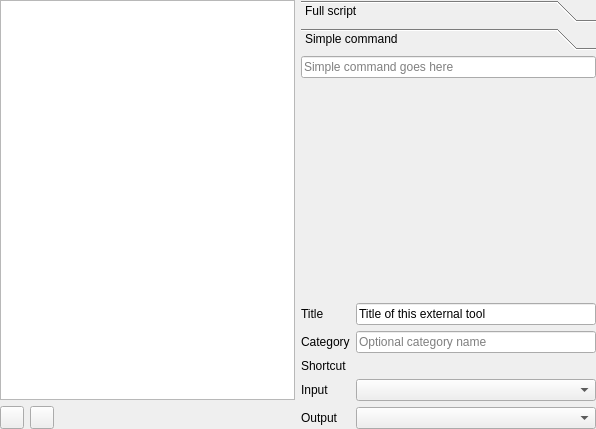
Qt form src/gui/settings/settingsexternaltools.ui (martinrotter/textosaurus) before a commit.
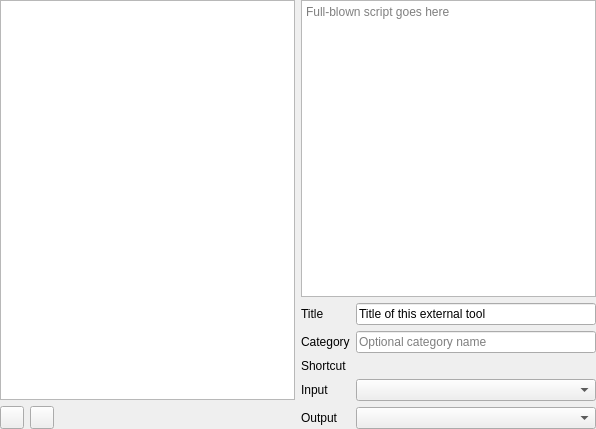
The same form after that commit. The open tabs and pages were chosen to show the change. Custom widgets are drawn as their Qt base class.

Commit message: Work on external tools setting.

What changed in the file:
```diff
--- a/src/gui/settings/settingsexternaltools.ui
+++ b/src/gui/settings/settingsexternaltools.ui
@@ -64,95 +64,27 @@
     </layout>
    </item>
    <item>
+    <widget class="QWidget" name="m_toolDetails" native="true">
     <layout class="QFormLayout" name="formLayout">
+      <property name="leftMargin">
+       <number>0</number>
+      </property>
+      <property name="topMargin">
+       <number>0</number>
+      </property>
+      <property name="rightMargin">
+       <number>0</number>
+      </property>
+      <property name="bottomMargin">
+       <number>0</number>
+      </property>
      <item row="0" column="0" colspan="2">
-      <widget class="QToolBox" name="toolBox">
-       <property name="currentIndex">
-        <number>0</number>
-       </property>
-       <widget class="QWidget" name="m_pageFullScript">
-        <property name="geometry">
-         <rect>
-          <x>0</x>
-          <y>0</y>
-          <width>294</width>
-          <height>204</height>
-         </rect>
-        </property>
-        <attribute name="label">
-         <string>Full script</string>
-        </attribute>
-        <layout class="QHBoxLayout" name="horizontalLayout">
-         <property name="leftMargin">
-          <number>0</number>
-         </property>
-         <property name="topMargin">
-          <number>0</number>
-         </property>
-         <property name="rightMargin">
-          <number>0</number>
-         </property>
-         <property name="bottomMargin">
-          <number>0</number>
-         </property>
-         <item>
           <widget class="QPlainTextEdit" name="m_txtFullScript">
            <property name="placeholderText">
             <string>Full-blown script goes here</string>
            </property>
           </widget>
          </item>
-        </layout>
-       </widget>
-       <widget class="QWidget" name="m_pageSimpleCommand">
-        <property name="geometry">
-         <rect>
-          <x>0</x>
-          <y>0</y>
-          <width>294</width>
-          <height>102</height>
-         </rect>
-        </property>
-        <attribute name="label">
-         <string>Simple command</string>
-        </attribute>
-        <layout class="QVBoxLayout" name="verticalLayout">
-         <property name="leftMargin">
-          <number>0</number>
-         </property>
-         <property name="topMargin">
-          <number>0</number>
-         </property>
-         <property name="rightMargin">
-          <number>0</number>
-         </property>
-         <property name="bottomMargin">
-          <number>0</number>
-         </property>
-         <item>
-          <widget class="QLineEdit" name="m_txtSimpleCommand">
-           <property name="placeholderText">
-            <string>Simple command goes here</string>
-           </property>
-          </widget>
-         </item>
-         <item>
-          <spacer name="verticalSpacer">
-           <property name="orientation">
-            <enum>Qt::Vertical</enum>
-           </property>
-           <property name="sizeHint" stdset="0">
-            <size>
-             <width>20</width>
-             <height>40</height>
-            </size>
-           </property>
-          </spacer>
-         </item>
-        </layout>
-       </widget>
-      </widget>
-     </item>
      <item row="1" column="0">
       <widget class="QLabel" name="label">
        <property name="text">
@@ -215,6 +147,7 @@
       <widget class="QComboBox" name="m_cmbOutput"/>
      </item>
     </layout>
+    </widget>
    </item>
   </layout>
  </widget>
```
Left out of the diff: 12 changed lines with no effect on the pictures. Lines whose indentation alone changed are shown as unchanged. The commit also changes 5 other files.
